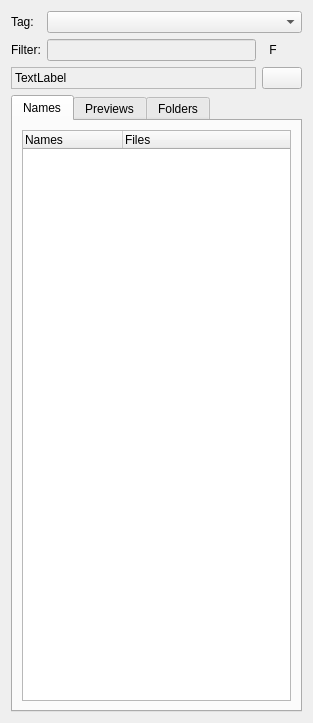
The window that src/listsdock.ui (fontmatrix/fontmatrix) describes before a commit, drawn with Qt 5.
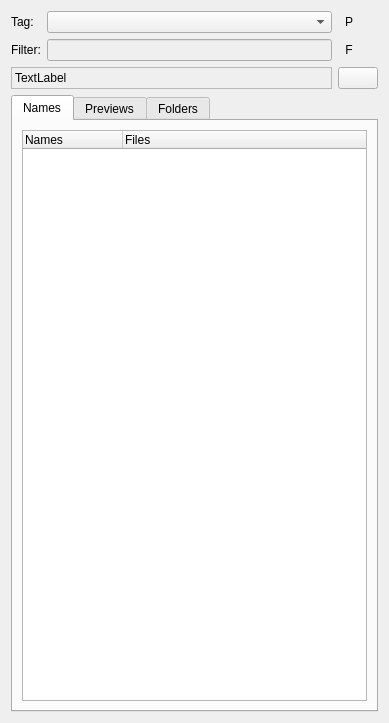
The same window after the commit. Icons and pictures are not drawn. Custom widgets are drawn as their Qt base class.

Commit message: Added Panose support - Database file format is changed -

Diff of the .ui file:
```diff
--- a/src/listsdock.ui
+++ b/src/listsdock.ui
@@ -5,7 +5,7 @@
    <rect>
     <x>0</x>
     <y>0</y>
-    <width>313</width>
+    <width>389</width>
     <height>723</height>
    </rect>
   </property>
@@ -38,7 +38,7 @@
      </property>
     </widget>
    </item>
-   <item row="0" column="1" colspan="2" >
+   <item row="0" column="1" >
     <widget class="QComboBox" name="tagsCombo" >
      <property name="sizePolicy" >
       <sizepolicy vsizetype="Fixed" hsizetype="Expanding" >
@@ -57,6 +57,22 @@
      </property>
     </widget>
    </item>
+   <item row="0" column="2" >
+    <widget class="QToolButton" name="panoseButton" >
+     <property name="toolTip" >
+      <string>Switch to panose filtering</string>
+     </property>
+     <property name="text" >
+      <string>P</string>
+     </property>
+     <property name="checkable" >
+      <bool>true</bool>
+     </property>
+     <property name="autoRaise" >
+      <bool>true</bool>
+     </property>
+    </widget>
+   </item>
    <item row="1" column="0" >
     <widget class="QLabel" name="label" >
      <property name="sizePolicy" >
@@ -169,8 +185,8 @@
        <rect>
         <x>0</x>
         <y>0</y>
-        <width>291</width>
-        <height>575</height>
+        <width>367</width>
+        <height>571</height>
        </rect>
       </property>
       <attribute name="title" >
```
Left out of the diff: 11 changed lines with no effect on the pictures. The commit also changes 8 other files.
